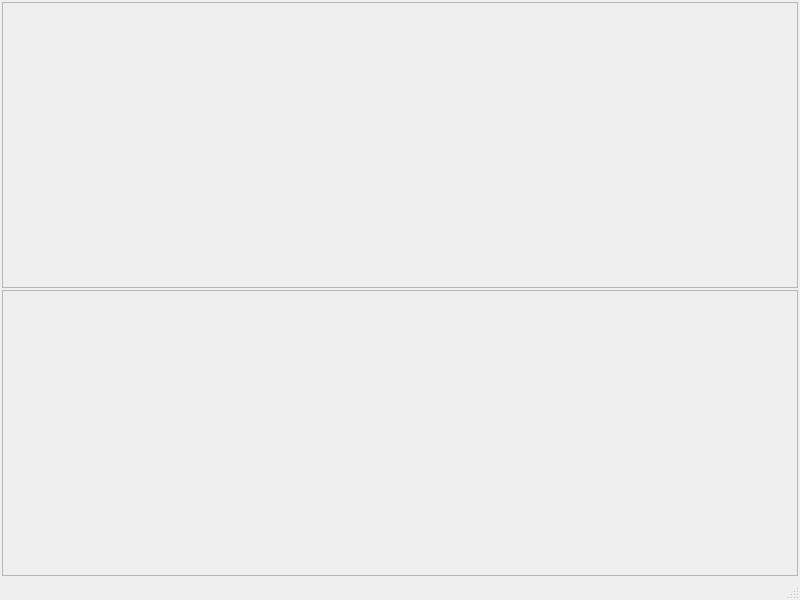
Qt form app/MainWindow.ui (Masaki-Kano/OccQtCore) before a commit.
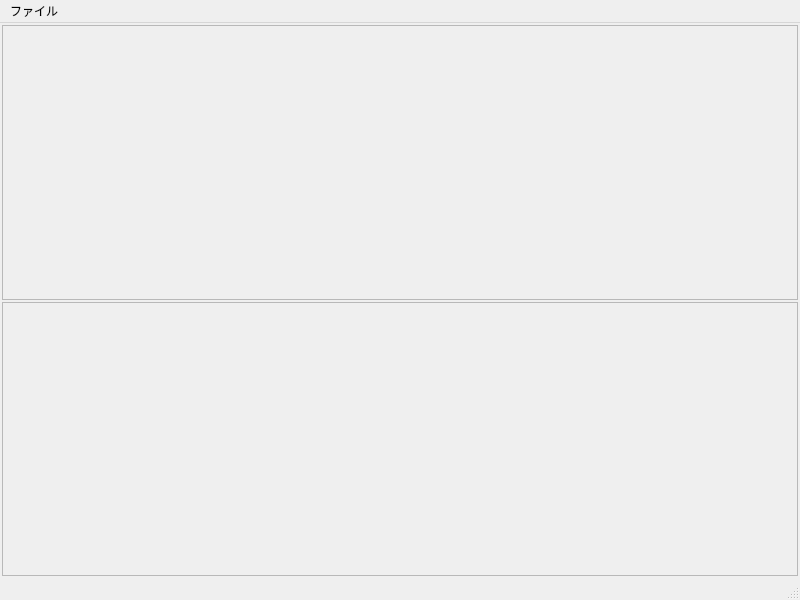
The same form after that commit.

```diff
--- a/app/MainWindow.ui
+++ b/app/MainWindow.ui
@@ -80,6 +80,13 @@
      <height>22</height>
     </rect>
    </property>
+   <widget class="QMenu" name="menu">
+    <property name="title">
+     <string>ファイル</string>
+    </property>
+    <addaction name="actionOpen"/>
+   </widget>
+   <addaction name="menu"/>
   </widget>
   <widget class="QStatusBar" name="statusbar"/>
  </widget>
```
Left out of the diff: 8 changed lines with no effect on the pictures.
